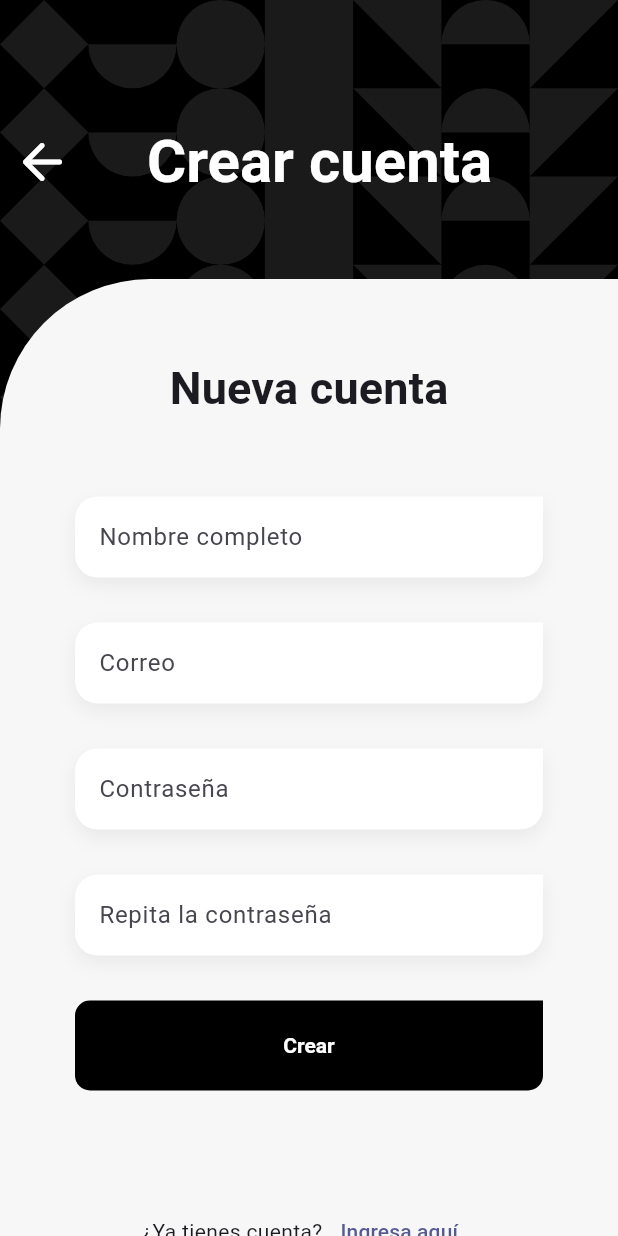
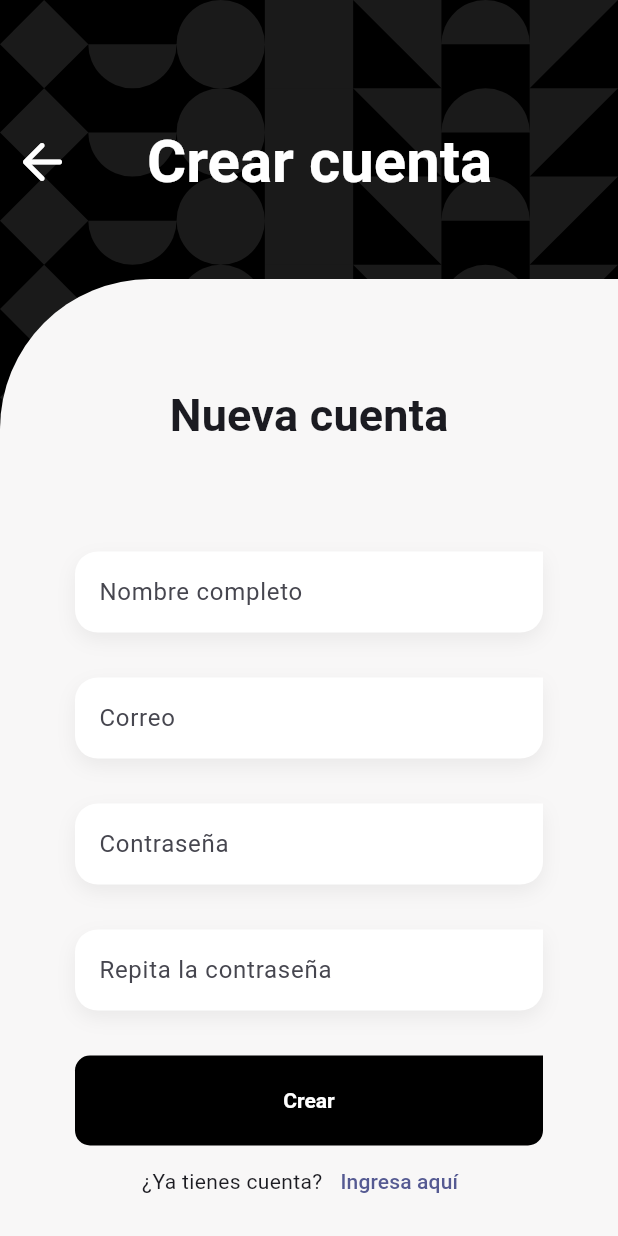
Before and after one commit to SebastianCaracuel/Flutter-Mobile-Beginner-to-Expert, a Flutter app: the RegisterScreen screen opened by its route, on a phone screen of 412 x 824 dp. Run offline on Flutter 3.47's test engine with Material 3 defaults, Android fonts, the phone set to English and light mode, and no system bars; our stand-ins replace animate_do, card_swiper, dio, equatable, firebase_core, firebase_messaging and 10 more; accounts and stored records are empty; generated files the repository leaves out were written again; statements that could not run were skipped; project files that could hold a hidden picture were left out.

Commit message:
Update register_screen.dart
Solucionamos un pequeño error de espacios que daba el código debido al tamaño del dispositivo.

```diff
--- a/11_TesloShop_app/teslo_shop_app/lib/features/auth/presentation/screens/register_screen.dart
+++ b/11_TesloShop_app/teslo_shop_app/lib/features/auth/presentation/screens/register_screen.dart
@@ -77,9 +77,9 @@ class _RegisterForm extends StatelessWidget {
       padding: const EdgeInsets.symmetric(horizontal: 50),
       child: Column(
         children: [
-          const SizedBox(height: 50),
+          const Spacer(),
           Text('Nueva cuenta', style: textStyles.titleMedium),
-          const SizedBox(height: 50),
+          const Spacer(),
           const CustomTextFormField(
             label: 'Nombre completo',
             keyboardType: TextInputType.emailAddress,
@@ -108,7 +108,6 @@ class _RegisterForm extends StatelessWidget {
                 buttonColor: Colors.black,
                 onPressed: () {},
               )),
-          const Spacer(flex: 2),
           Row(
             mainAxisAlignment: MainAxisAlignment.center,
             children: [
```
